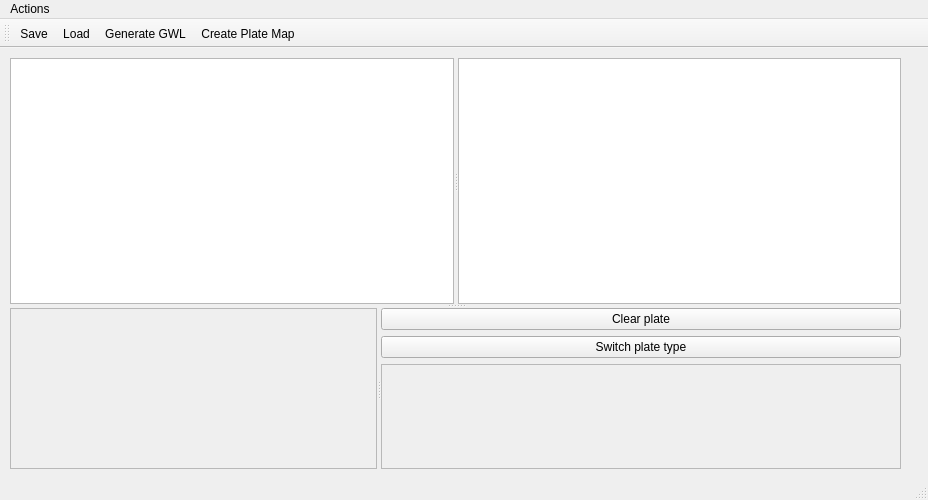
Praiseplatinum32/InvenesisDBapp, file src/tecan_integration/tecanwindow.ui: the form before one commit.
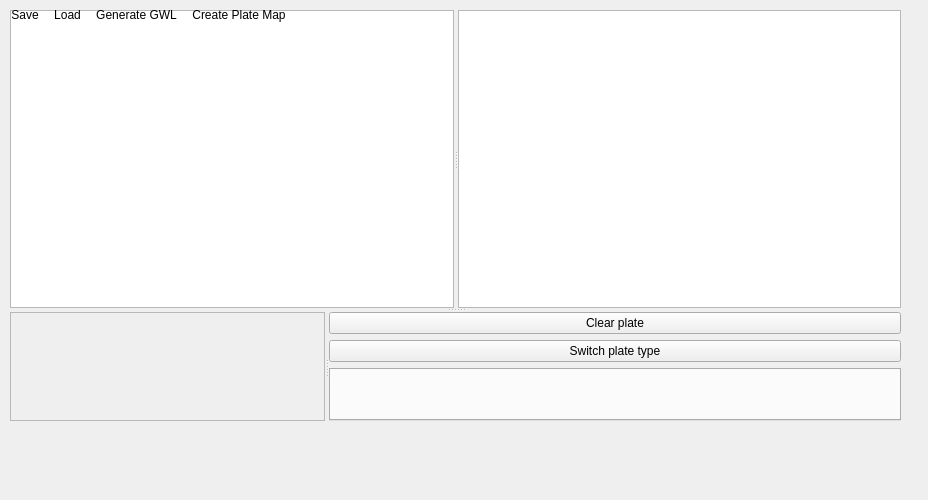
The form after the commit. Icons and pictures are not drawn. Custom widgets are drawn as their Qt base class.

What changed in the file:
```diff
--- a/src/tecan_integration/tecanwindow.ui
+++ b/src/tecan_integration/tecanwindow.ui
@@ -1,7 +1,7 @@
 <?xml version="1.0" encoding="UTF-8"?>
 <ui version="4.0">
  <class>TecanWindow</class>
- <widget class="QMainWindow" name="TecanWindow">
+ <widget class="QWidget" name="TecanWindow">
   <property name="geometry">
    <rect>
     <x>0</x>
@@ -83,48 +83,12 @@
         </widget>
        </item>
        <item>
-        <widget class="QScrollArea" name="daughterPlateScrollArea">
-         <property name="widgetResizable">
-          <bool>true</bool>
-         </property>
-         <widget class="QWidget" name="scrollAreaWidgetContents_2">
-          <property name="geometry">
-           <rect>
-            <x>0</x>
-            <y>0</y>
-            <width>468</width>
-            <height>77</height>
-           </rect>
-          </property>
-         </widget>
-        </widget>
-       </item>
+        <widget class="QTabWidget" name="platesTabWidget" /></item>
       </layout>
      </widget>
     </widget>
    </widget>
   </widget>
-  <widget class="QMenuBar" name="menubar">
-   <property name="geometry">
-    <rect>
-     <x>0</x>
-     <y>0</y>
-     <width>928</width>
-     <height>21</height>
-    </rect>
-   </property>
-   <widget class="QMenu" name="menuActions">
-    <property name="title">
-     <string>Actions</string>
-    </property>
-    <addaction name="actionSave"/>
-    <addaction name="actionLoad"/>
-    <addaction name="actionGenerate_GWL"/>
-    <addaction name="actionCreate_Plate_Map"/>
-   </widget>
-   <addaction name="menuActions"/>
-  </widget>
-  <widget class="QStatusBar" name="statusbar"/>
   <widget class="QToolBar" name="toolBar">
    <property name="windowTitle">
     <string>toolBar</string>
@@ -135,10 +99,10 @@
    <attribute name="toolBarBreak">
     <bool>false</bool>
    </attribute>
-   <addaction name="actionSave"/>
-   <addaction name="actionLoad"/>
-   <addaction name="actionGenerate_GWL"/>
-   <addaction name="actionCreate_Plate_Map"/>
+   <addaction name="actionSave" />
+   <addaction name="actionLoad" />
+   <addaction name="actionGenerate_GWL" />
+   <addaction name="actionCreate_Plate_Map" />
   </widget>
   <action name="actionSave">
    <property name="icon">
```
Left out of the diff: 10 changed lines with no effect on the pictures.
